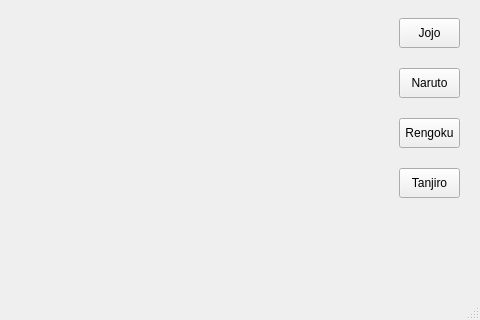
This is QtApplication/mainWindow.ui in RTEP-zero-to-one/FacialDecoration as Qt 5 draws it before an edit; both pictures show x 311 to 791 and y 229 to 549 of the 791 by 549 pixel window. The edited form follows.
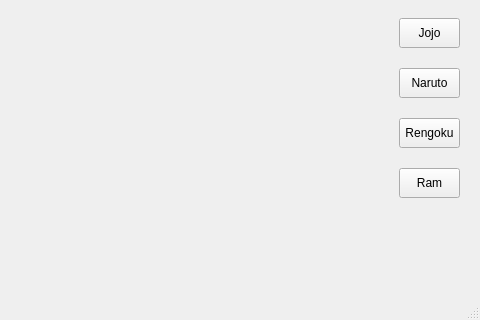
This is the edited form.

Diff of the .ui file:
```diff
--- a/QtApplication/mainWindow.ui
+++ b/QtApplication/mainWindow.ui
@@ -395,7 +395,7 @@
      </rect>
     </property>
     <property name="text">
-     <string>Tanjiro</string>
+     <string>Ram</string>
     </property>
     <property name="checkable">
      <bool>true</bool>
```
